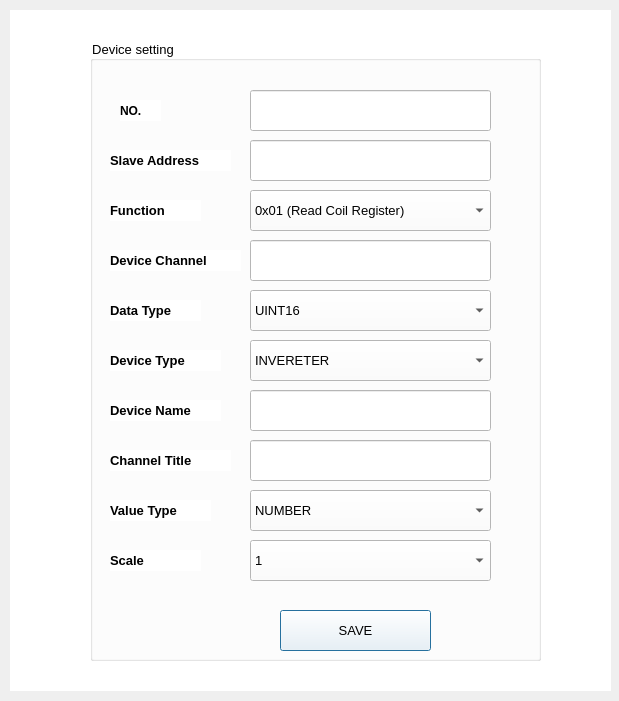
tnt310/ptn209b3, file Thesis/configUI/NEWUI/dialog.ui: the form before one commit.
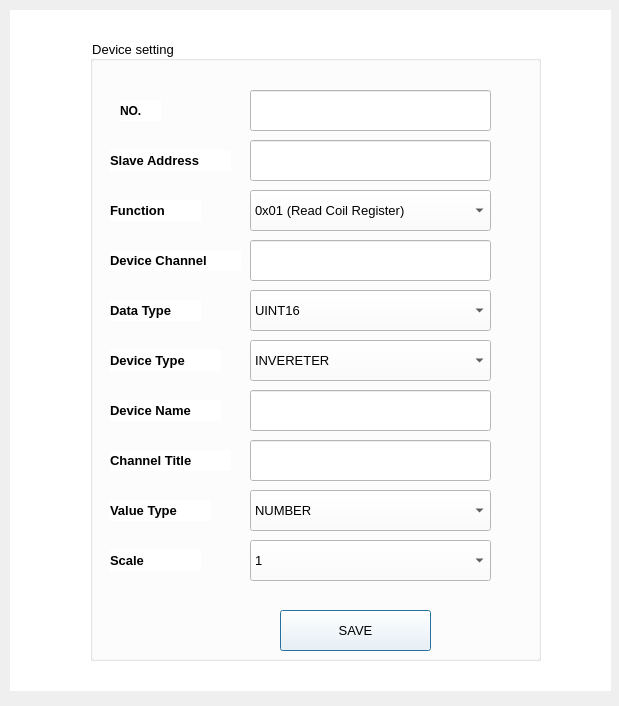
The form after the commit.

The edit to the form file:
```diff
--- a/Thesis/configUI/NEWUI/dialog.ui
+++ b/Thesis/configUI/NEWUI/dialog.ui
@@ -7,7 +7,7 @@
     <x>0</x>
     <y>0</y>
     <width>619</width>
-    <height>701</height>
+    <height>706</height>
    </rect>
   </property>
   <property name="windowTitle">
```
